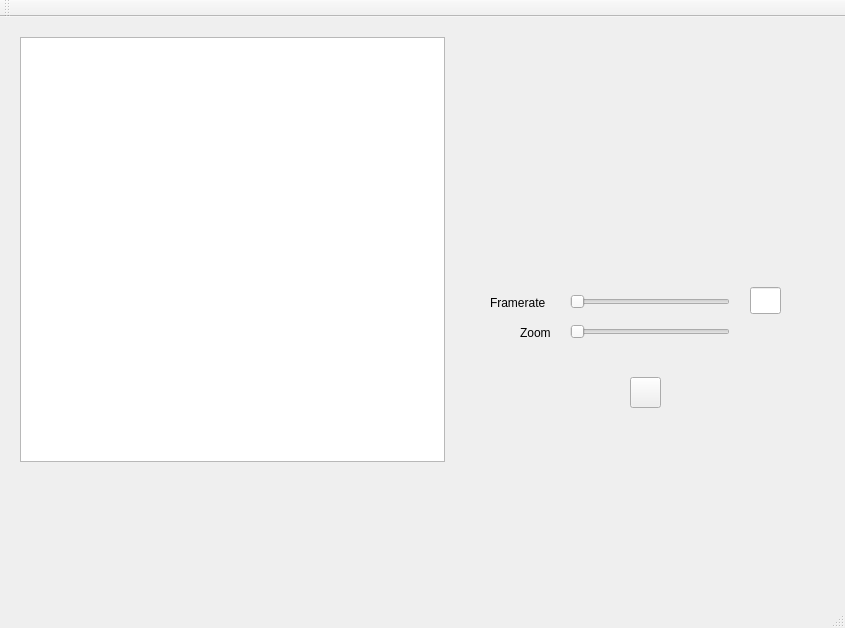
The window that gui/mainwindow.ui (blakeMilner/pandemic) describes before a commit, drawn with Qt 5.
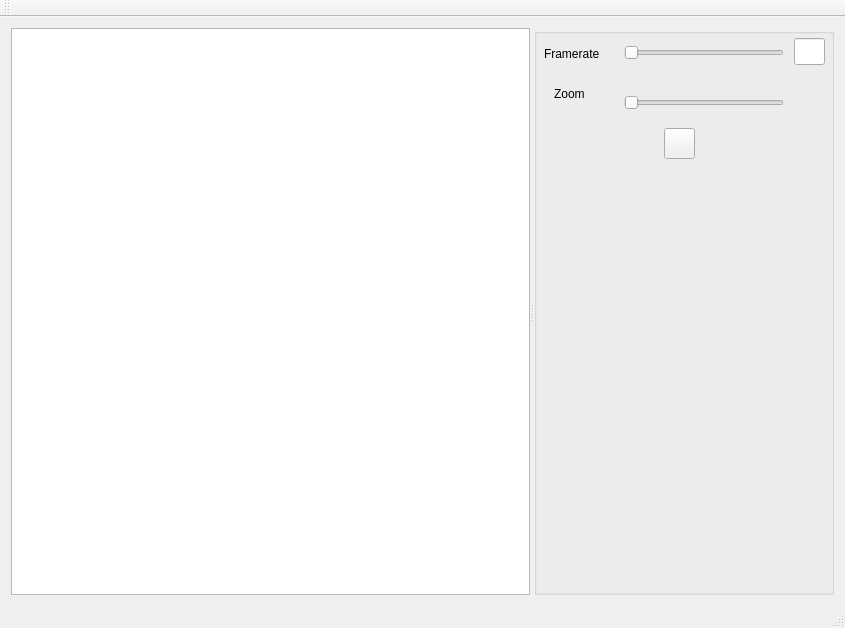
The same window after the commit.

The edit to the form file:
```diff
--- a/gui/mainwindow.ui
+++ b/gui/mainwindow.ui
@@ -14,60 +14,44 @@
    <string>MainWindow</string>
   </property>
   <widget class="QWidget" name="centralWidget">
-   <widget class="QPushButton" name="pushButton">
-    <property name="geometry">
-     <rect>
-      <x>630</x>
-      <y>360</y>
-      <width>31</width>
-      <height>31</height>
-     </rect>
-    </property>
-    <property name="text">
-     <string/>
-    </property>
-   </widget>
+   <layout class="QGridLayout" name="gridLayout_10">
+    <item row="0" column="0">
+     <widget class="QSplitter" name="splitter">
+      <property name="enabled">
+       <bool>true</bool>
+      </property>
+      <property name="orientation">
+       <enum>Qt::Horizontal</enum>
+      </property>
    <widget class="QGraphicsView" name="graphicsView">
-    <property name="geometry">
-     <rect>
-      <x>20</x>
-      <y>20</y>
-      <width>425</width>
-      <height>425</height>
-     </rect>
-    </property>
-   </widget>
-   <widget class="QSlider" name="horizontalSlider">
-    <property name="geometry">
-     <rect>
-      <x>570</x>
-      <y>300</y>
-      <width>160</width>
-      <height>29</height>
-     </rect>
-    </property>
-    <property name="orientation">
-     <enum>Qt::Horizontal</enum>
-    </property>
-   </widget>
-   <widget class="QLabel" name="label">
-    <property name="geometry">
-     <rect>
-      <x>520</x>
-      <y>300</y>
-      <width>41</width>
-      <height>31</height>
-     </rect>
-    </property>
-    <property name="text">
-     <string>Zoom</string>
-    </property>
-   </widget>
+       <property name="maximumSize">
+        <size>
+         <width>5000</width>
+         <height>5000</height>
+        </size>
+       </property>
+      </widget>
+      <widget class="QGroupBox" name="groupBox">
+       <property name="minimumSize">
+        <size>
+         <width>300</width>
+         <height>300</height>
+        </size>
+       </property>
+       <property name="maximumSize">
+        <size>
+         <width>300</width>
+         <height>16777215</height>
+        </size>
+       </property>
+       <property name="title">
+        <string/>
+       </property>
    <widget class="QSlider" name="horizontalSlider_2">
     <property name="geometry">
      <rect>
-      <x>570</x>
-      <y>270</y>
+          <x>90</x>
+          <y>10</y>
       <width>160</width>
       <height>29</height>
      </rect>
@@ -79,8 +63,8 @@
    <widget class="QLabel" name="label_2">
     <property name="geometry">
      <rect>
-      <x>490</x>
-      <y>270</y>
+          <x>10</x>
+          <y>10</y>
       <width>71</width>
       <height>31</height>
      </rect>
@@ -89,16 +73,66 @@
      <string>Framerate</string>
     </property>
    </widget>
+       <widget class="QSlider" name="horizontalSlider">
+        <property name="geometry">
+         <rect>
+          <x>90</x>
+          <y>60</y>
+          <width>160</width>
+          <height>29</height>
+         </rect>
+        </property>
+        <property name="orientation">
+         <enum>Qt::Horizontal</enum>
+        </property>
+       </widget>
+       <widget class="QLabel" name="label">
+        <property name="geometry">
+         <rect>
+          <x>20</x>
+          <y>50</y>
+          <width>41</width>
+          <height>31</height>
+         </rect>
+        </property>
+        <property name="text">
+         <string>Zoom</string>
+        </property>
+       </widget>
    <widget class="QLineEdit" name="lineEdit">
     <property name="geometry">
      <rect>
-      <x>750</x>
-      <y>270</y>
+          <x>260</x>
+          <y>10</y>
       <width>31</width>
       <height>27</height>
      </rect>
     </property>
    </widget>
+       <widget class="QPushButton" name="pushButton">
+        <property name="geometry">
+         <rect>
+          <x>130</x>
+          <y>100</y>
+          <width>31</width>
+          <height>31</height>
+         </rect>
+        </property>
+        <property name="text">
+         <string/>
+        </property>
+       </widget>
+      </widget>
+     </widget>
+    </item>
+   </layout>
+   <zorder>splitter</zorder>
+   <zorder>label_2</zorder>
+   <zorder>label</zorder>
+   <zorder>horizontalSlider</zorder>
+   <zorder>pushButton</zorder>
+   <zorder>groupBox</zorder>
+   <zorder>lineEdit</zorder>
   </widget>
   <widget class="QMenuBar" name="menuBar">
    <property name="geometry">
```
Lines whose indentation alone changed are shown as unchanged.
